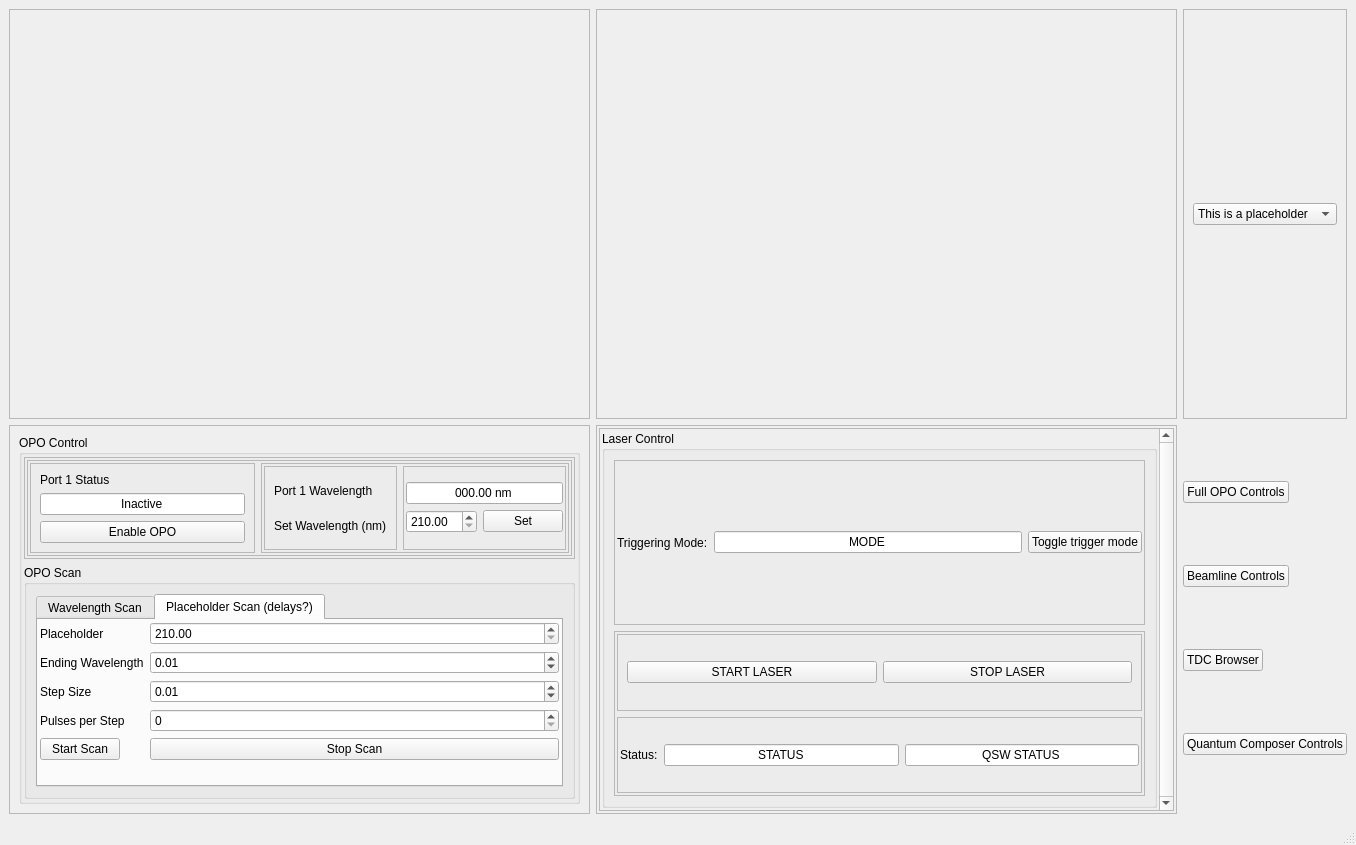
First picture: the form in BigGUI.ui, repository gmondee/BigGUI, before the edit.
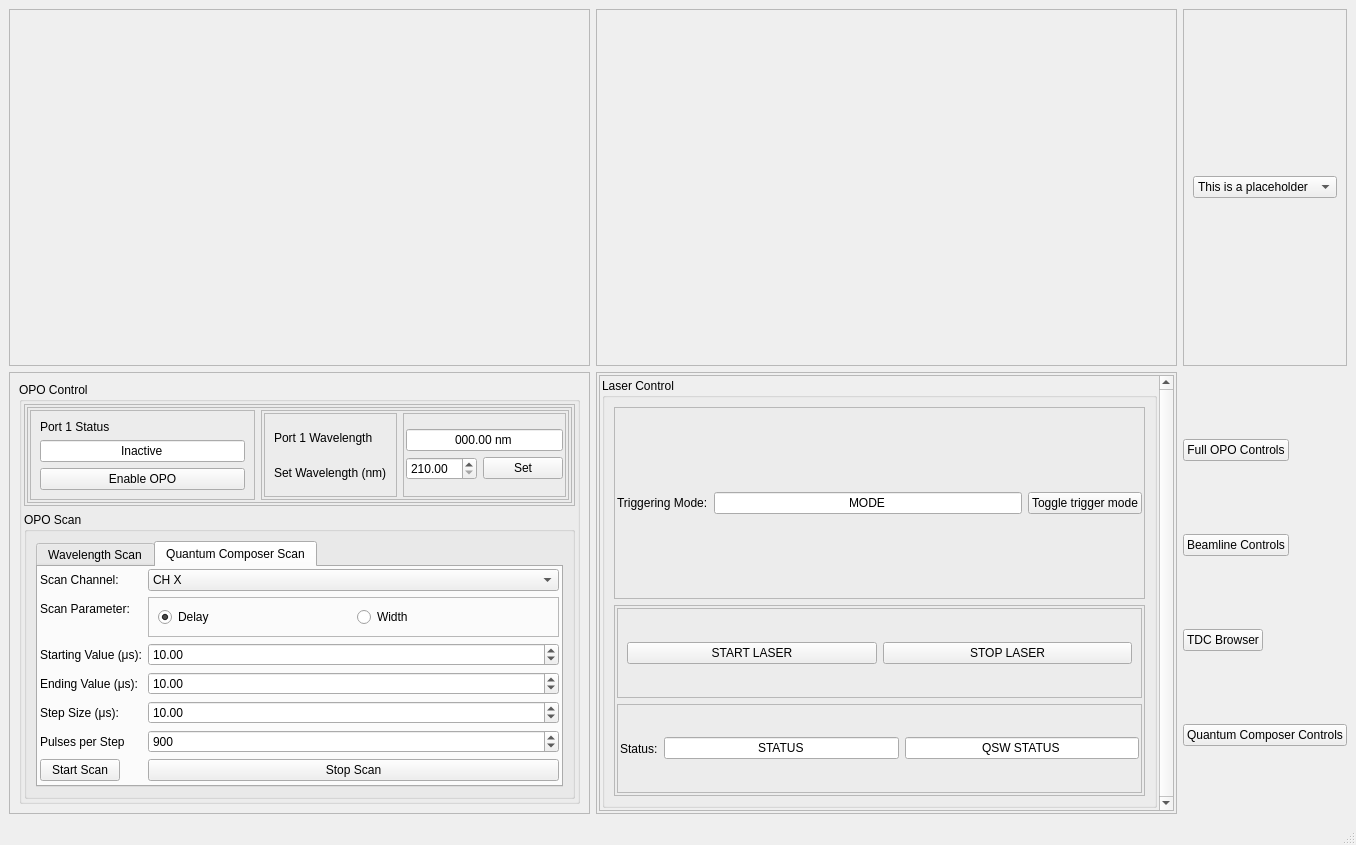
Second picture: the form after the edit. The open tabs and pages were chosen to show the change.

Commit message: qc scan gui

Patch:
```diff
--- a/BigGUI.ui
+++ b/BigGUI.ui
@@ -495,7 +495,7 @@
                  </widget>
                  <widget class="QWidget" name="tab_6">
                   <attribute name="title">
-                   <string>Placeholder Scan (delays?)</string>
+                   <string>Quantum Composer Scan</string>
                   </attribute>
                   <layout class="QVBoxLayout" name="verticalLayout_12">
                    <property name="leftMargin">
@@ -515,84 +515,164 @@
                      <item row="0" column="0">
                       <widget class="QLabel" name="label_9">
                        <property name="text">
-                        <string>Placeholder</string>
+                        <string>Scan Channel:</string>
                        </property>
                       </widget>
                      </item>
                      <item row="1" column="0">
                       <widget class="QLabel" name="label_10">
                        <property name="text">
-                        <string>Ending Wavelength</string>
+                        <string>Scan Parameter:</string>
                        </property>
                       </widget>
                      </item>
-                     <item row="2" column="0">
+                     <item row="4" column="0">
                       <widget class="QLabel" name="label_11">
                        <property name="text">
-                        <string>Step Size</string>
+                        <string>Step Size (μs):</string>
                        </property>
                       </widget>
                      </item>
-                     <item row="2" column="1">
-                      <widget class="QDoubleSpinBox" name="doubleSpinBox_4">
+                     <item row="4" column="1">
+                      <widget class="QDoubleSpinBox" name="doubleSpinBoxQCScanStepSize">
+                       <property name="minimum">
+                        <double>0.010000000000000</double>
+                       </property>
+                       <property name="maximum">
+                        <double>100.000000000000000</double>
+                       </property>
                        <property name="singleStep">
                         <double>0.010000000000000</double>
                        </property>
                        <property name="value">
-                        <double>0.010000000000000</double>
+                        <double>10.000000000000000</double>
                        </property>
                       </widget>
                      </item>
-                     <item row="3" column="0">
+                     <item row="5" column="0">
                       <widget class="QLabel" name="label_12">
                        <property name="text">
                         <string>Pulses per Step</string>
                        </property>
                       </widget>
                      </item>
-                     <item row="3" column="1">
-                      <widget class="QSpinBox" name="spinBox_2"/>
-                     </item>
-                     <item row="0" column="1">
-                      <widget class="QDoubleSpinBox" name="doubleSpinBox_5">
-                       <property name="minimum">
-                        <double>210.000000000000000</double>
-                       </property>
-                       <property name="maximum">
-                        <double>2300.000000000000000</double>
-                       </property>
-                       <property name="singleStep">
-                        <double>0.010000000000000</double>
-                       </property>
-                       <property name="value">
-                        <double>210.000000000000000</double>
-                       </property>
-                      </widget>
-                     </item>
-                     <item row="1" column="1">
-                      <widget class="QDoubleSpinBox" name="doubleSpinBox_6">
-                       <property name="singleStep">
-                        <double>0.010000000000000</double>
-                       </property>
-                       <property name="value">
-                        <double>0.010000000000000</double>
-                       </property>
-                      </widget>
-                     </item>
-                     <item row="4" column="0">
-                      <widget class="QPushButton" name="pushButton_8">
+                     <item row="6" column="0">
+                      <widget class="QPushButton" name="pushButtonQCScanStart">
                        <property name="text">
                         <string>Start Scan</string>
                        </property>
                       </widget>
                      </item>
-                     <item row="4" column="1">
-                      <widget class="QPushButton" name="pushButton_9">
+                     <item row="6" column="1">
+                      <widget class="QPushButton" name="pushButtonQCScanStop">
                        <property name="text">
                         <string>Stop Scan</string>
                        </property>
                       </widget>
                      </item>
+                     <item row="0" column="1">
+                      <widget class="QComboBox" name="comboBoxQCScanChannel">
+                       <item>
+                        <property name="text">
+                         <string>CH X</string>
+                        </property>
+                       </item>
+                      </widget>
+                     </item>
+                     <item row="1" column="1">
+                      <widget class="QFrame" name="frame_13">
+                       <property name="frameShape">
+                        <enum>QFrame::Shape::StyledPanel</enum>
+                       </property>
+                       <property name="frameShadow">
+                        <enum>QFrame::Shadow::Raised</enum>
+                       </property>
+                       <layout class="QHBoxLayout" name="horizontalLayout_10">
+                        <item>
+                         <widget class="QRadioButton" name="radioButtonQCScanDelay">
+                          <property name="text">
+                           <string>Delay</string>
+                          </property>
+                          <property name="checked">
+                           <bool>true</bool>
+                          </property>
+                          <attribute name="buttonGroup">
+                           <string notr="true">buttonGroupScanParameter</string>
+                          </attribute>
+                         </widget>
+                        </item>
+                        <item>
+                         <widget class="QRadioButton" name="radioButtonQCScanWidth">
+                          <property name="text">
+                           <string>Width</string>
+                          </property>
+                          <attribute name="buttonGroup">
+                           <string notr="true">buttonGroupScanParameter</string>
+                          </attribute>
+                         </widget>
+                        </item>
+                       </layout>
+                      </widget>
+                     </item>
+                     <item row="2" column="0">
+                      <widget class="QLabel" name="label_15">
+                       <property name="text">
+                        <string>Starting Value (μs):</string>
+                       </property>
+                      </widget>
+                     </item>
+                     <item row="3" column="0">
+                      <widget class="QLabel" name="label_16">
+                       <property name="text">
+                        <string>Ending Value (μs):</string>
+                       </property>
+                      </widget>
+                     </item>
+                     <item row="2" column="1">
+                      <widget class="QDoubleSpinBox" name="doubleSpinBoxQCScanStartValue">
+                       <property name="minimum">
+                        <double>0.000000000000000</double>
+                       </property>
+                       <property name="maximum">
+                        <double>1000000.000000000000000</double>
+                       </property>
+                       <property name="singleStep">
+                        <double>0.010000000000000</double>
+                       </property>
+                       <property name="value">
+                        <double>10.000000000000000</double>
+                       </property>
+                      </widget>
+                     </item>
+                     <item row="3" column="1">
+                      <widget class="QDoubleSpinBox" name="doubleSpinBoxQCScanEndValue">
+                       <property name="minimum">
+                        <double>0.000000000000000</double>
+                       </property>
+                       <property name="maximum">
+                        <double>1000000.000000000000000</double>
+                       </property>
+                       <property name="singleStep">
+                        <double>0.010000000000000</double>
+                       </property>
+                       <property name="value">
+                        <double>10.000000000000000</double>
+                       </property>
+                      </widget>
+                     </item>
+                     <item row="5" column="1">
+                      <widget class="QSpinBox" name="spinBoxQCScanPulsesPerStep">
+                       <property name="minimum">
+                        <number>1</number>
+                       </property>
+                       <property name="maximum">
+                        <number>100000</number>
+                       </property>
+                       <property name="value">
+                        <number>900</number>
+                       </property>
+                      </widget>
+                     </item>
                     </layout>
                    </item>
                   </layout>
@@ -758,7 +838,7 @@
               <x>0</x>
               <y>0</y>
               <width>558</width>
-              <height>429</height>
+              <height>487</height>
              </rect>
             </property>
             <property name="sizePolicy">
```
Left out of the diff: 7 changed lines with no effect on the pictures. The commit also changes 5 other files.
